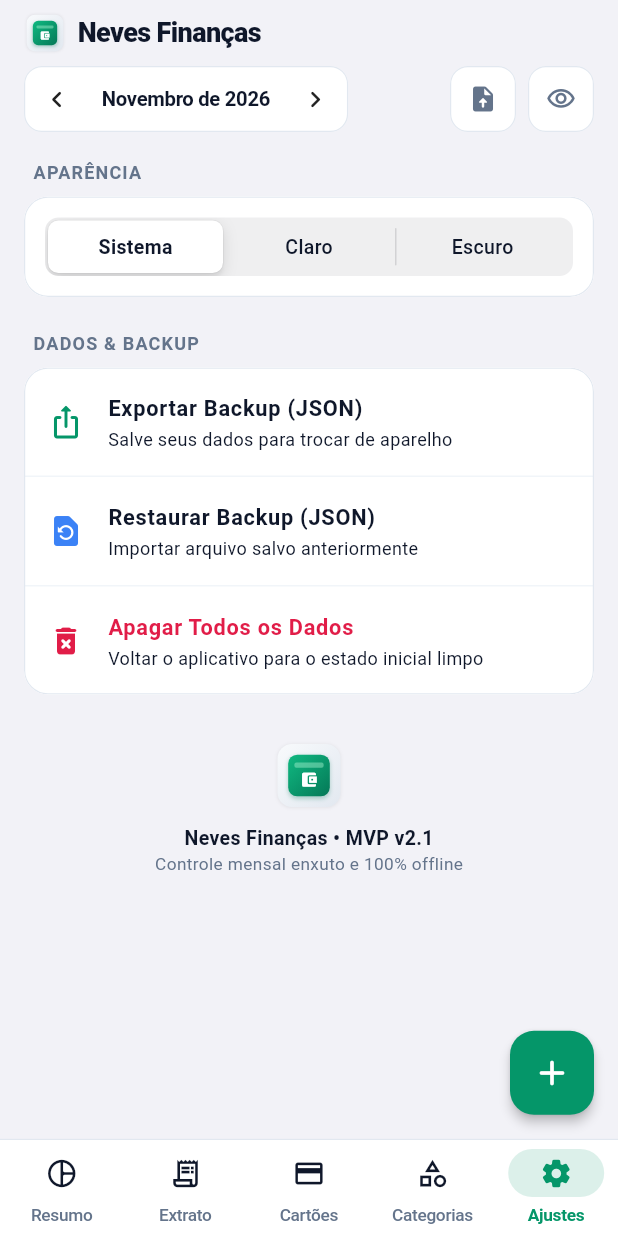
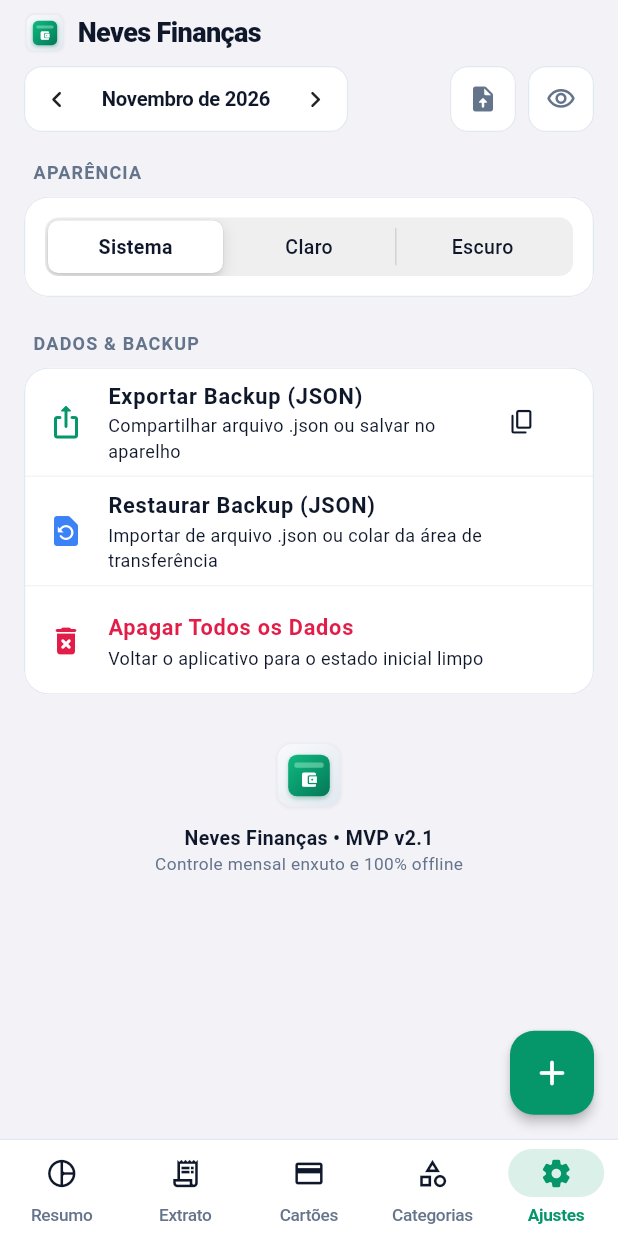
Before and after one commit to dev-rafaelneves/neves, a Flutter app: the screen it shows after launch, item 5 of the bottom bar chosen, after a tap on "Exportar Backup (JSON)", on a phone screen of 412 x 824 dp. Run offline on Flutter 3.47's test engine with Material 3 defaults, Android fonts, the phone set to English and light mode, and no system bars; our stand-ins replace share_plus, shared_preferences, sqflite; missing offline and left inert: file_selector; accounts and stored records are empty.

Commit message:
fix(backup): use native Directory.systemTemp instead of path_provider channel and add clipboard backup

```diff
--- a/lib/screens/tabs/settings_tab.dart
+++ b/lib/screens/tabs/settings_tab.dart
@@ -1,9 +1,10 @@
+import 'dart:convert';
 import 'dart:io';
 import 'package:file_selector/file_selector.dart';
 import 'package:flutter/cupertino.dart';
+import 'package:flutter/foundation.dart';
 import 'package:flutter/material.dart';
 import 'package:flutter/services.dart';
-import 'package:path_provider/path_provider.dart';
 import 'package:share_plus/share_plus.dart';
 import '../../services/app_state.dart';
 import '../../theme/app_theme.dart';
@@ -15,34 +16,125 @@ class SettingsTab extends StatelessWidget {
   const SettingsTab({super.key, required this.appState});
 
   Future<void> _exportBackup(BuildContext context) async {
-    try {
     final jsonStr = appState.exportBackupJson();
-      final dir = await getTemporaryDirectory();
     final dateTag =
         DateTime.now().toIso8601String().substring(0, 10).replaceAll('-', '');
-      final file = File('${dir.path}/neves_backup_$dateTag.json');
-      await file.writeAsString(jsonStr);
+    final fileName = 'neves_backup_$dateTag.json';
+
+    try {
+      if (kIsWeb) {
         await Share.shareXFiles(
-        [XFile(file.path)],
+          [
+            XFile.fromData(
+              utf8.encode(jsonStr),
+              name: fileName,
+              mimeType: 'application/json',
+            ),
+          ],
           subject: 'Backup Neves Finanças',
         );
-    } catch (e) {
+        return;
+      }
+
+      // Usa Directory.systemTemp nativo do Dart VM (não depende do canal path_provider)
+      final tempDir = Directory.systemTemp;
+      final file = File('${tempDir.path}/$fileName');
+      await file.writeAsString(jsonStr, flush: true);
+
+      await Share.shareXFiles(
+        [XFile(file.path, mimeType: 'application/json', name: fileName)],
+        subject: 'Backup Neves Finanças',
+      );
+    } catch (_) {
+      // Fallback garantido: copia o JSON para a Área de Transferência se o compartilhamento falhar
+      await Clipboard.setData(ClipboardData(text: jsonStr));
       if (!context.mounted) return;
       ScaffoldMessenger.of(context).showSnackBar(
-        SnackBar(content: Text('Erro ao exportar backup: $e')),
+        const SnackBar(
+          content: Text(
+            'Backup copiado para a Área de Transferência (JSON)!',
+          ),
+        ),
       );
     }
   }
 
+  Future<void> _copyBackupToClipboard(BuildContext context) async {
+    final jsonStr = appState.exportBackupJson();
+    await Clipboard.setData(ClipboardData(text: jsonStr));
+    if (!context.mounted) return;
+    ScaffoldMessenger.of(context).showSnackBar(
+      const SnackBar(
+        content: Text('Backup JSON copiado para a Área de Transferência!'),
+      ),
+    );
+  }
+
   Future<void> _importBackup(BuildContext context) async {
+    final mode = await showModalBottomSheet<String>(
+      context: context,
+      backgroundColor: Colors.transparent,
+      builder: (ctx) => Container(
+        padding: const EdgeInsets.fromLTRB(20, 16, 20, 24),
+        decoration: BoxDecoration(
+          color: AppColors.surface(ctx),
+          borderRadius: const BorderRadius.vertical(top: Radius.circular(24)),
+        ),
+        child: SafeArea(
+          top: false,
+          child: Column(
+            mainAxisSize: MainAxisSize.min,
+            crossAxisAlignment: CrossAxisAlignment.stretch,
+            children: [
+              const Text(
+                'Restaurar Backup',
+                style: TextStyle(fontSize: 17, fontWeight: FontWeight.w800),
+              ),
+              const SizedBox(height: 12),
+              FilledButton.icon(
+                onPressed: () => Navigator.of(ctx).pop('file'),
+                icon: const Icon(Icons.folder_open_rounded, size: 18),
+                label: const Text('Selecionar Arquivo (.JSON)'),
+              ),
+              const SizedBox(height: 8),
+              OutlinedButton.icon(
+                onPressed: () => Navigator.of(ctx).pop('clipboard'),
+                icon: const Icon(Icons.content_paste_rounded, size: 18),
+                label: const Text('Colar JSON da Área de Transferência'),
+              ),
+            ],
+          ),
+        ),
+      ),
+    );
+
+    if (mode == null || !context.mounted) return;
+
     try {
+      String? content;
+      if (mode == 'file') {
         const typeGroup = XTypeGroup(
           label: 'JSON',
-        extensions: ['json'],
+          extensions: ['json', 'txt'],
         );
         final file = await openFile(acceptedTypeGroups: [typeGroup]);
         if (file == null) return;
-      final content = await file.readAsString();
+        content = await file.readAsString();
+      } else if (mode == 'clipboard') {
+        final data = await Clipboard.getData(Clipboard.kTextPlain);
+        content = data?.text;
+        if (content == null || content.trim().isEmpty) {
+          if (!context.mounted) return;
+          ScaffoldMessenger.of(context).showSnackBar(
+            const SnackBar(
+              content: Text('A Área de Transferência está vazia.'),
+            ),
+          );
+          return;
+        }
+      }
+
+      if (content == null) return;
       await appState.importBackupJson(content);
       if (!context.mounted) return;
       ScaffoldMessenger.of(context).showSnackBar(
@@ -51,7 +143,7 @@ class SettingsTab extends StatelessWidget {
     } catch (e) {
       if (!context.mounted) return;
       ScaffoldMessenger.of(context).showSnackBar(
-        SnackBar(content: Text('Arquivo de backup inválido: $e')),
+        SnackBar(content: Text('Arquivo ou texto de backup inválido: $e')),
       );
     }
   }
@@ -136,8 +228,13 @@ class SettingsTab extends StatelessWidget {
                 style: TextStyle(fontSize: 14.5, fontWeight: FontWeight.w600),
               ),
               subtitle: const Text(
-                'Salve seus dados para trocar de aparelho',
+                'Compartilhar arquivo .json ou salvar no aparelho',
                 style: TextStyle(fontSize: 12),
+              ),
+              trailing: IconButton(
+                tooltip: 'Copiar JSON',
+                onPressed: () => _copyBackupToClipboard(context),
+                icon: const Icon(Icons.copy_rounded, size: 19),
               ),
             ),
             const Divider(height: 1),
@@ -152,7 +249,7 @@ class SettingsTab extends StatelessWidget {
                 style: TextStyle(fontSize: 14.5, fontWeight: FontWeight.w600),
               ),
               subtitle: const Text(
-                'Importar arquivo salvo anteriormente',
+                'Importar de arquivo .json ou colar da área de transferência',
                 style: TextStyle(fontSize: 12),
               ),
             ),
```
Lines whose indentation alone changed are shown as unchanged.
